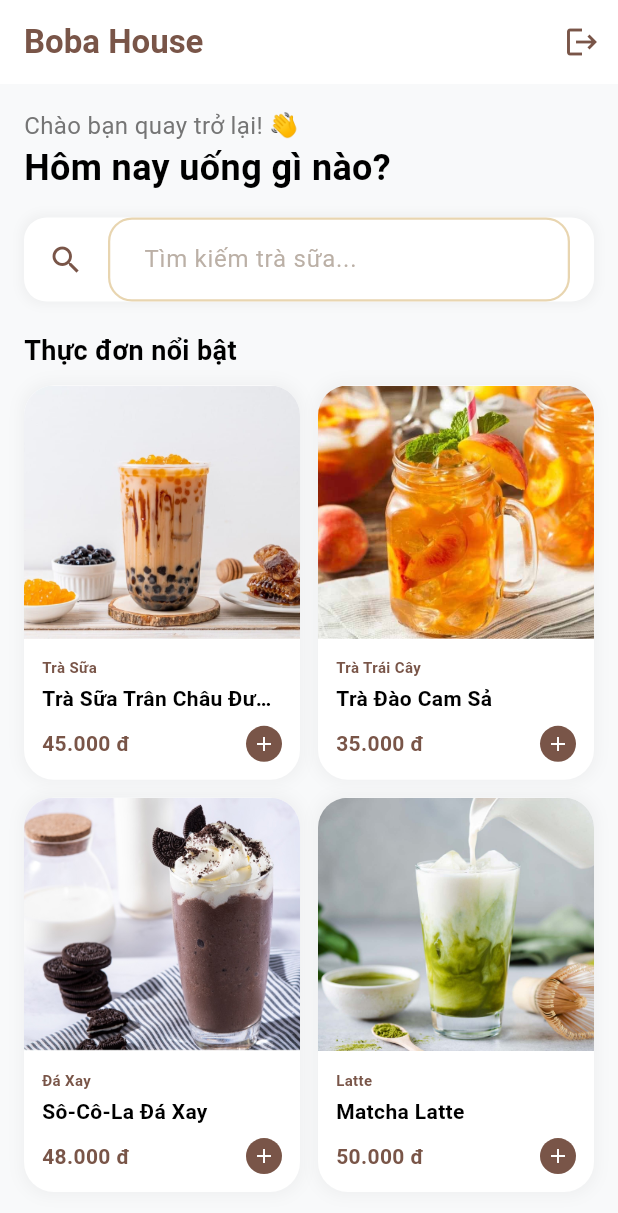
After one commit to TuanDat-meo/6451071014_6451071059_MAP_APP, a Flutter app: the HomeScreen screen opened directly, on a phone screen of 412 x 824 dp. The commit adds this screen. Shown: the top 1213 px of the screen. Run offline on Flutter 3.47's test engine with Material 3 defaults, Android fonts, the phone set to English and light mode, and no system bars; our stand-ins replace cloud_firestore, firebase_auth, firebase_core, firebase_database; accounts and stored records are empty; Roboto replaces fonts that are missing (DM Sans).

Commit message:
hình ảnh thực đơn và màn hình chính

```diff
--- a/lib/data/models/boba_model.dart
+++ b/lib/data/models/boba_model.dart
@@ -25,7 +25,7 @@ class BobaModel {
     };
   }
 
-  factory BobaModel.fromJson(Map<String, dynamic> json, String id) {
+  factory BobaModel.fromJson(Map<dynamic, dynamic> json, String id) {
     return BobaModel(
       id: id,
       name: json['name'] ?? '',
--- a/lib/data/services/firebase_service.dart
+++ b/lib/data/services/firebase_service.dart
@@ -16,53 +16,60 @@ class FirebaseService {
 
   Future<void> seedData() async {
     try {
-      // Kiểm tra xem đã có dữ liệu chưa
-      final snapshot = await _productsRef.get();
-      if (snapshot.exists) {
-        print("Dữ liệu đã tồn tại trên Realtime Database, bỏ qua bước tạo mẫu.");
-        return;
-      }
+      // Xóa dữ liệu cũ và ghi đè dữ liệu mới
+      await _productsRef.remove();
 
       List<BobaModel> dummyProducts = [
         BobaModel(
           name: 'Trà Sữa Trân Châu Đường Đen',
           price: 45000,
-          image: 'https://img.freepik.com/free-photo/brown-sugar-bubble-tea-with-milk_23-2148580666.jpg',
+          image: 'assets/images/image.png',
           description: 'Sự kết hợp hoàn hảo giữa sữa tươi đá xay và trân châu đường đen ngọt ngào.',
           category: 'Trà Sữa',
         ),
         BobaModel(
           name: 'Trà Đào Cam Sả',
           price: 35000,
-          image: 'https://img.freepik.com/free-photo/peach-tea-with-lemon-mint_144627-21652.jpg',
+          image: 'assets/images/image1.png',
           description: 'Vị trà đào thanh mát kết hợp cùng cam tươi và sả thơm nồng.',
           category: 'Trà Trái Cây',
         ),
         BobaModel(
-          name: 'Matcha Latte Latte',
+          name: 'Sô-Cô-La Đá Xay',
+          price: 48000,
+          image: 'assets/images/image2.png',
+          description: 'Sô-cô-la đậm đà được xay mịn cùng đá và phủ kem tươi.',
+          category: 'Đá Xay',
+        ),
+        BobaModel(
+          name: 'Matcha Latte',
           price: 50000,
-          image: 'https://img.freepik.com/free-photo/matcha-latte-isolated-white-background_123827-23424.jpg',
+          image: 'assets/images/image4.png',
           description: 'Bột matcha Nhật Bản nguyên chất hòa quyện cùng sữa tươi béo ngậy.',
           category: 'Latte',
-        ),
-        BobaModel(
-          name: 'Sô-cô-la Đá Xay',
-          price: 48000,
-          image: 'https://img.freepik.com/free-photo/chocolate-milkshake-with-whipped-cream_144627-14810.jpg',
-          description: 'Sô-cô-la đậm đà được xay mịn cùng đá và phủ kem tươi.',
-          category: 'Đá Xay',
         ),
       ];
 
       for (var product in dummyProducts) {
-        // push() tạo một ID ngẫu nhiên giống như Firestore
         await _productsRef.push().set(product.toJson());
       }
 
-      print("Đã tạo dữ liệu mẫu thành công trên Realtime Database!");
+      print("Đã cập nhật bộ thực đơn mới thành công!");
     } catch (e) {
       print("Lỗi khi tạo dữ liệu RTDB: $e");
     }
+  }
+
+  // Lấy danh sách sản phẩm theo thời gian thực (Stream)
+  Stream<List<BobaModel>> getProductsStream() {
+    return _productsRef.onValue.map((event) {
+      final Map<dynamic, dynamic>? data = event.snapshot.value as Map<dynamic, dynamic>?;
+      if (data == null) return [];
+
+      return data.entries.map((entry) {
+        return BobaModel.fromJson(entry.value as Map<dynamic, dynamic>, entry.key.toString());
+      }).toList();
+    });
   }
 
   // Phương thức để lưu thông tin người dùng mới (Dùng sau khi Đăng ký Auth thành công)
--- a/lib/main.dart
+++ b/lib/main.dart
@@ -3,8 +3,8 @@ import 'package:firebase_core/firebase_core.dart';
 import 'firebase_options.dart';
 import 'package:flutter/services.dart';
 import 'package:quan_ly_quan_ts/data/services/firebase_service.dart'; // Import service
+import 'package:quan_ly_quan_ts/screens/onboarding/onboarding_screen.dart'; // Import OnboardingScreen
 import 'common/theme/app_theme.dart';
-import 'screens/onboarding/onboarding_screen.dart';
 
 void main() async {
   WidgetsFlutterBinding.ensureInitialized();
--- a/lib/screens/auth/auth_screen.dart
+++ b/lib/screens/auth/auth_screen.dart
@@ -2,6 +2,7 @@ import 'package:flutter/material.dart';
 import '../../common/theme/app_theme.dart';
 import '../../common/widgets/app_button.dart';
 import '../../data/services/auth_service.dart';
+import '../home/home_screen.dart';
 
 class AuthScreen extends StatefulWidget {
   const AuthScreen({super.key});
@@ -75,7 +76,11 @@ class _AuthScreenState extends State<AuthScreen> with SingleTickerProviderStateM
           // Login successful - navigate to home
           _errorMessage = null;
           _showSuccessSnackbar('Đăng nhập thành công!');
-          // TODO: Navigate to home screen
+
+          if (!mounted) return;
+          Navigator.of(context).pushReplacement(
+            MaterialPageRoute(builder: (context) => const HomeScreen()),
+          );
         }
       });
     } catch (e) {
--- /dev/null
+++ b/lib/screens/home/home_screen.dart
@@ -0,0 +1,217 @@
+import 'package:flutter/material.dart';
+import '../../data/models/boba_model.dart';
+import '../../data/services/firebase_service.dart';
+import 'package:intl/intl.dart';
+
+class HomeScreen extends StatelessWidget {
+  const HomeScreen({super.key});
+
+  @override
+  Widget build(BuildContext context) {
+    final currencyFormat = NumberFormat.currency(locale: 'vi_VN', symbol: 'đ');
+
+    return Scaffold(
+      backgroundColor: const Color(0xFFF8F9FA),
+      appBar: AppBar(
+        title: const Text(
+          'Boba House',
+          style: TextStyle(fontWeight: FontWeight.bold, color: Colors.brown),
+        ),
+        backgroundColor: Colors.white,
+        elevation: 0,
+        actions: [
+          IconButton(
+            icon: const Icon(Icons.logout, color: Colors.brown),
+            onPressed: () {
+              // Xử lý đăng xuất (Tạm thời quay lại trang Onboarding)
+              Navigator.of(context).pop();
+            },
+          ),
+        ],
+      ),
+      body: StreamBuilder<List<BobaModel>>(
+        stream: FirebaseService().getProductsStream(),
+        builder: (context, snapshot) {
+          if (snapshot.connectionState == ConnectionState.waiting) {
+            return const Center(child: CircularProgressIndicator(color: Colors.brown));
+          }
+
+          if (snapshot.hasError) {
+            return Center(child: Text('Lỗi: ${snapshot.error}'));
+          }
+
+          final products = snapshot.data ?? [];
+
+          if (products.isEmpty) {
+            return const Center(child: Text('Chưa có sản phẩm nào.'));
+          }
+
+          return Column(
+            crossAxisAlignment: CrossAxisAlignment.start,
+            children: [
+              // Header Welcome
+              Padding(
+                padding: const EdgeInsets.all(16.0),
+                child: Column(
+                  crossAxisAlignment: CrossAxisAlignment.start,
+                  children: [
+                    Text(
+                      'Chào bạn quay trở lại! 👋',
+                      style: TextStyle(fontSize: 16, color: Colors.grey[600]),
+                    ),
+                    const Text(
+                      'Hôm nay uống gì nào?',
+                      style: TextStyle(fontSize: 24, fontWeight: FontWeight.bold),
+                    ),
+                  ],
+                ),
+              ),
+
+              // Search Bar mẫu
+              Padding(
+                padding: const EdgeInsets.symmetric(horizontal: 16.0),
+                child: Container(
+                  padding: const EdgeInsets.symmetric(horizontal: 16.0),
+                  decoration: BoxDecoration(
+                    color: Colors.white,
+                    borderRadius: BorderRadius.circular(15),
+                    boxShadow: [
+                      BoxShadow(
+                        color: Colors.grey.withOpacity(0.1),
+                        spreadRadius: 2,
+                        blurRadius: 5,
+                      ),
+                    ],
+                  ),
+                  child: const TextField(
+                    decoration: InputDecoration(
+                      hintText: 'Tìm kiếm trà sữa...',
+                      border: InputValue.none,
+                      icon: Icon(Icons.search, color: Colors.brown),
+                    ),
+                  ),
+                ),
+              ),
+
+              const SizedBox(height: 20),
+
+              // Title Section
+              const Padding(
+                padding: EdgeInsets.symmetric(horizontal: 16.0),
+                child: Text(
+                  'Thực đơn nổi bật',
+                  style: TextStyle(fontSize: 18, fontWeight: FontWeight.bold),
+                ),
+              ),
+
+              const SizedBox(height: 10),
+
+              // Danh sách sản phẩm
+              Expanded(
+                child: products.isEmpty
+                  ? const Center(child: Text('Chưa có sản phẩm nào.'))
+                  : GridView.builder(
+                      padding: const EdgeInsets.symmetric(horizontal: 16.0),
+                      gridDelegate: const SliverGridDelegateWithFixedCrossAxisCount(
+                        crossAxisCount: 2,
+                        childAspectRatio: 0.7, // Giảm tỷ lệ để Card dài hơn, tránh tràn chữ
+                        crossAxisSpacing: 12,
+                        mainAxisSpacing: 12,
+                      ),
+                      itemCount: products.length,
+                      itemBuilder: (context, index) {
+                        return _buildProductCard(products[index], currencyFormat);
+                      },
+                    ),
+              ),
+              const SizedBox(height: 10),
+            ],
+          );
+        },
+      ),
+    );
+  }
+
+  Widget _buildProductCard(BobaModel product, NumberFormat format) {
+    return Container(
+      decoration: BoxDecoration(
+        color: Colors.white,
+        borderRadius: BorderRadius.circular(20),
+        boxShadow: [
+          BoxShadow(
+            color: Colors.grey.withOpacity(0.1),
+            spreadRadius: 2,
+            blurRadius: 8,
+          ),
+        ],
+      ),
+      child: Column(
+        crossAxisAlignment: CrossAxisAlignment.start,
+        children: [
+          // Hình ảnh sản phẩm
+          Expanded(
+            child: ClipRRect(
+              borderRadius: const BorderRadius.vertical(top: Radius.circular(20)),
+              child: product.image.startsWith('assets/')
+                ? Image.asset(
+                    product.image,
+                    fit: BoxFit.cover,
+                    width: double.infinity,
+                  )
+                : Image.network(
+                    product.image,
+                    fit: BoxFit.cover,
+                    width: double.infinity,
+                    errorBuilder: (context, error, stackTrace) => const Icon(Icons.image_not_supported, size: 50),
+                  ),
+            ),
+          ),
+
+          // Thông tin sản phẩm
+          Padding(
+            padding: const EdgeInsets.all(12.0),
+            child: Column(
+              crossAxisAlignment: CrossAxisAlignment.start,
+              children: [
+                Text(
+                  product.category,
+                  style: const TextStyle(fontSize: 10, color: Colors.brown, fontWeight: FontWeight.bold),
+                ),
+                const SizedBox(height: 4),
+                Text(
+                  product.name,
+                  maxLines: 1,
+                  overflow: TextOverflow.ellipsis,
+                  style: const TextStyle(fontWeight: FontWeight.bold, fontSize: 14),
+                ),
+                const SizedBox(height: 8),
+                Row(
+                  mainAxisAlignment: MainAxisAlignment.spaceBetween,
+                  children: [
+                    Text(
+                      format.format(product.price),
+                      style: const TextStyle(color: Colors.brown, fontWeight: FontWeight.bold),
+                    ),
+                    Container(
+                      padding: const EdgeInsets.all(4),
+                      decoration: const BoxDecoration(
+                        color: Colors.brown,
+                        shape: BoxShape.circle,
+                      ),
+                      child: const Icon(Icons.add, color: Colors.white, size: 16),
+                    )
+                  ],
+                ),
+              ],
+            ),
+          ),
+        ],
+      ),
+    );
+  }
+}
+
+// Sửa lỗi InputValue.none thành InputBorder.none
+class InputValue {
+  static const none = InputBorder.none;
+}
--- a/lib/screens/onboarding/onboarding_screen.dart
+++ b/lib/screens/onboarding/onboarding_screen.dart
@@ -175,17 +175,23 @@ class _OnboardingScreenState extends State<OnboardingScreen> {
                       ),
                       child: Center(
                         child: isLastPage
-                            ? Row(
+                            ? Padding(
+                                padding: const EdgeInsets.symmetric(horizontal: 12),
+                                child: Row(
                                   mainAxisSize: MainAxisSize.min,
                                   children: [
-                                  Text(
+                                    Flexible(
+                                      child: Text(
                                         'Bắt đầu ngay',
-                                    style: AppTextStyles.button,
+                                        style: AppTextStyles.button.copyWith(fontSize: 14),
+                                        overflow: TextOverflow.ellipsis,
                                       ),
-                                  const SizedBox(width: 8),
+                                    ),
+                                    const SizedBox(width: 4),
                                     const Icon(Icons.arrow_forward_rounded,
-                                      color: AppColors.white, size: 18),
+                                        color: AppColors.white, size: 16),
                                   ],
+                                ),
                               )
                             : const Icon(
                                 Icons.arrow_forward_rounded,
```
Also changed, not shown: pubspec.yaml (+7 -7 lines), assets/images/image.png (added), assets/images/image1.png (added), assets/images/image2.png (added), assets/images/image4.png (added), pubspec.lock. Lines whose indentation alone changed are shown as unchanged.
